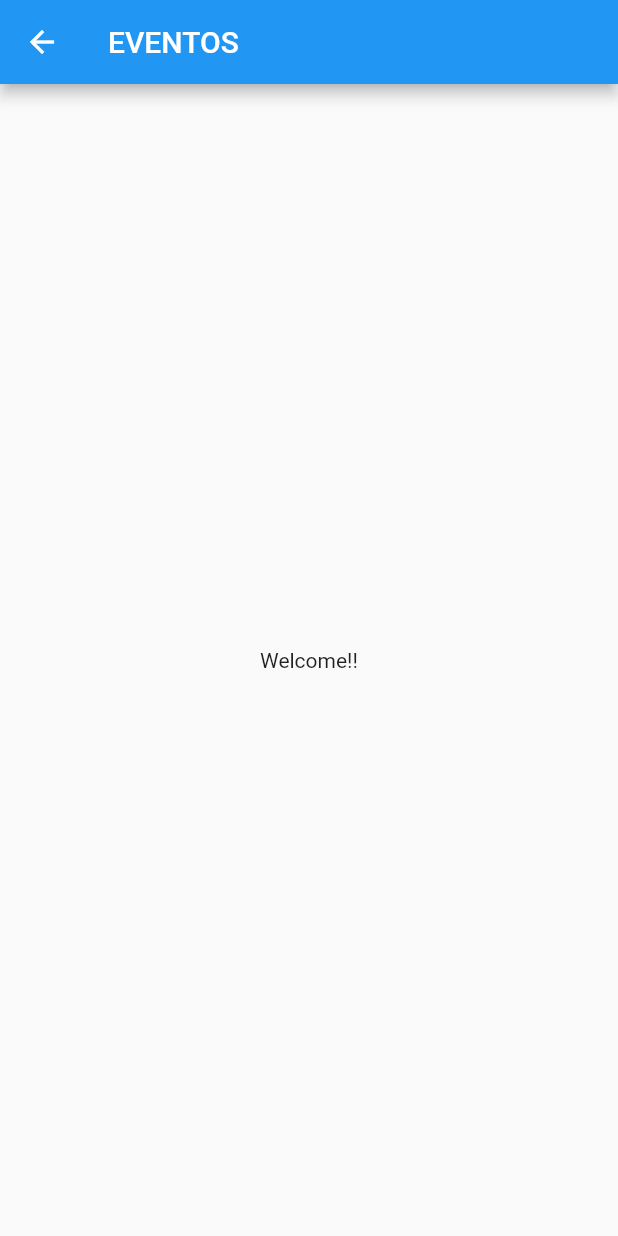
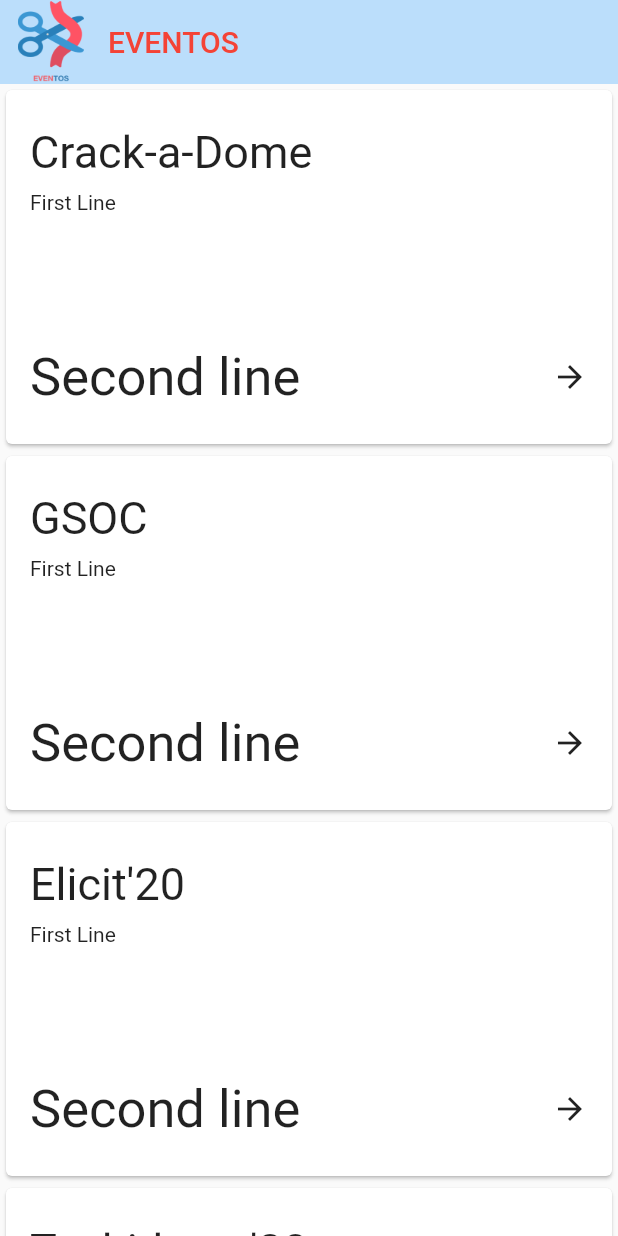
Before and after one commit to Chiragga24/Eventos, a Flutter app: the screen it shows after launch, on a phone screen of 412 x 824 dp. Run offline on Flutter 3.47's test engine with Material 2 defaults, Android fonts, the phone set to English and light mode, and no system bars.

Commit message:
Added Cards in Dashboard

```diff
--- a/lib/dashboard.dart
+++ b/lib/dashboard.dart
@@ -1,4 +1,5 @@
 import 'package:flutter/material.dart';
+import 'eventDetails.dart';
 
 class DashBoard extends StatefulWidget {
   @override
@@ -6,15 +7,65 @@ class DashBoard extends StatefulWidget {
 }
 
 class _DashBoardState extends State<DashBoard> {
+  final List<String> events = ["Crack-a-Dome", "GSOC","Elicit'20","Techideate'20"];
   @override
   Widget build(BuildContext context) {
     return new Scaffold(
       appBar: new AppBar(
-        title: new Text('EVENTOS'),
+        leading: Padding(
+          padding: EdgeInsets.only(left: 12),
+          child: Image.asset('assets/images/app_icon.png', width: 20.0, height: 30.0),
+        ),
+        elevation: 0.0,
+        backgroundColor: Colors.blue[100],
+        title: new Text('EVENTOS',style: new TextStyle(color: Colors.red),),
       ),
       body: new Center(
-        child: new Text('Welcome!!'),
+        child: new Container(
+            child: new ListView.builder(
+                itemCount: events.length ,
+                itemBuilder: (BuildContext context, int index) => buildCard(context, index))),
       ),
     );
   }
+
+  Widget buildCard(BuildContext context, int index) {
+    return new Container(
+      child: Card(
+        child: Padding(
+          padding: const EdgeInsets.all(16.0),
+          child: Column(
+            children: <Widget>[
+              Padding(
+                padding: const EdgeInsets.only(top: 8.0, bottom: 4.0),
+                child: Row(children: <Widget>[
+                  Text(events[index], style: new TextStyle(fontSize: 30.0),),
+                  Spacer(),
+                ]),
+              ),
+              Padding(
+                padding: const EdgeInsets.only(top: 4.0, bottom: 80.0),
+                child: Row(children: <Widget>[
+                  Text(
+                      "First Line"),
+                  Spacer(),
+                ]),
+              ),
+              Padding(
+                padding: const EdgeInsets.only(top: 8.0, bottom: 8.0),
+                child: Row(
+                  children: <Widget>[
+                    Text("Second line", style: new TextStyle(fontSize: 35.0),),
+                    Spacer(),
+                    Icon(Icons.arrow_forward),
+                  ],
+                ),
+              )
+            ],
+          ),
+        ),
+      ),
+    );
+  }
+
 }
--- a/lib/main.dart
+++ b/lib/main.dart
@@ -18,7 +18,7 @@ class _SplashScreenState extends State<SplashScreen> {
   void initState() {
     super.initState();
     Future.delayed(
-      Duration(seconds: 4),
+      Duration(seconds: 2),
       () {
         Navigator.push(
           context,
@@ -34,7 +34,7 @@ class _SplashScreenState extends State<SplashScreen> {
   Widget build(BuildContext context) {
     return Scaffold(
       body: Center(
-        child: Image.asset('assets/images/app_icon.png', width: 300.0, height: 800.0),
+        child: Image.asset('assets/images/app_icon.png', width: 300.0, height: 100.0),
       ),
     );
   }
```
